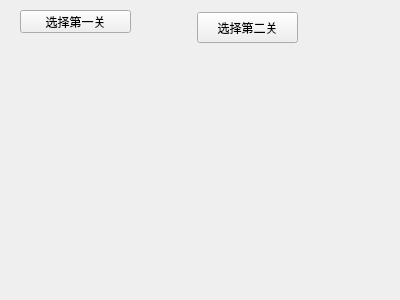
Qt form game/WINDOW/gamewindow.ui (2018YX-game/repo) before a commit.
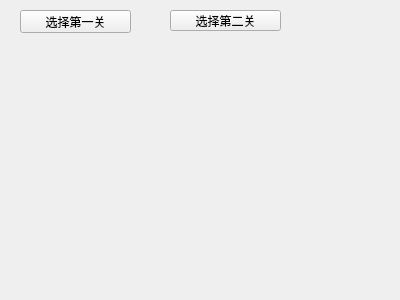
The same form after that commit.

Commit message: window界面修改

```diff
--- a/game/WINDOW/gamewindow.ui
+++ b/game/WINDOW/gamewindow.ui
@@ -29,10 +29,10 @@
   <widget class="QPushButton" name="secondButton">
    <property name="geometry">
     <rect>
-     <x>197</x>
-     <y>12</y>
-     <width>101</width>
-     <height>31</height>
+     <x>170</x>
+     <y>10</y>
+     <width>111</width>
+     <height>21</height>
     </rect>
    </property>
    <property name="text">
```
The commit also changes 1 other file.
